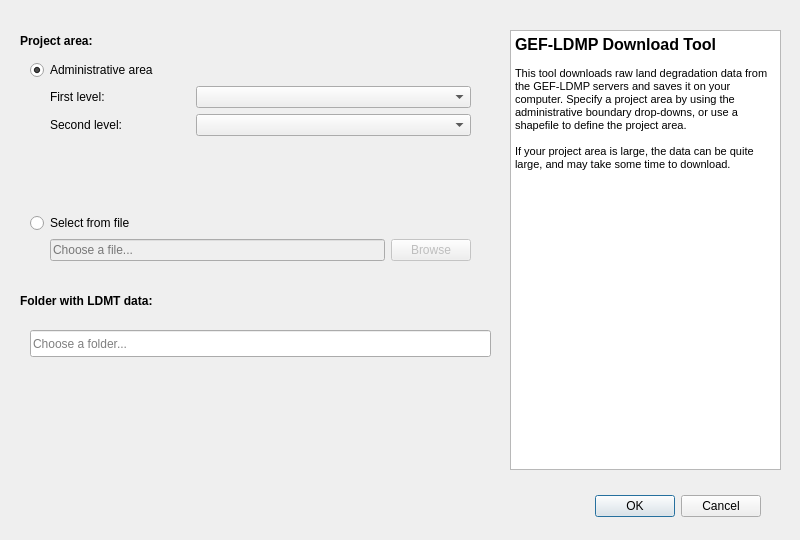
Old version of the form LDMP/gui/DlgDownload.ui in the repository ConservationInternational/trends.earth.
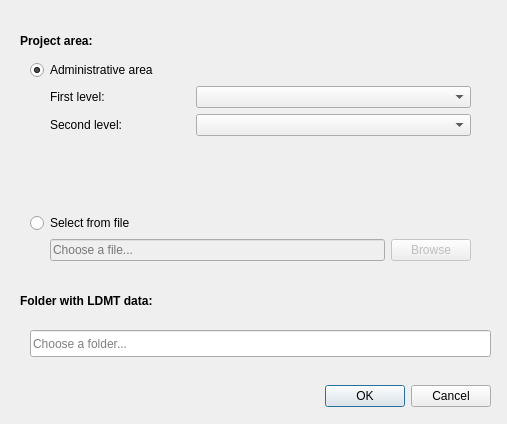
New version of the form.

```diff
--- a/LDMP/gui/DlgDownload.ui
+++ b/LDMP/gui/DlgDownload.ui
@@ -6,8 +6,8 @@
    <rect>
     <x>0</x>
     <y>0</y>
-    <width>800</width>
-    <height>540</height>
+    <width>507</width>
+    <height>424</height>
    </rect>
   </property>
   <property name="windowTitle">
@@ -16,8 +16,8 @@
   <widget class="QDialogButtonBox" name="buttonBox">
    <property name="geometry">
     <rect>
-     <x>420</x>
-     <y>490</y>
+     <x>150</x>
+     <y>380</y>
      <width>341</width>
      <height>32</height>
     </rect>
@@ -48,27 +48,6 @@
     <string>Project area:</string>
    </property>
   </widget>
-  <widget class="QTextBrowser" name="textBrowser">
-   <property name="geometry">
-    <rect>
-     <x>510</x>
-     <y>30</y>
-     <width>271</width>
-     <height>440</height>
-    </rect>
-   </property>
-   <property name="html">
-    <string>&lt;!DOCTYPE HTML PUBLIC &quot;-//W3C//DTD HTML 4.0//EN&quot; &quot;http://www.w3.org/TR/REC-html40/strict.dtd&quot;&gt;
-&lt;html&gt;&lt;head&gt;&lt;meta name=&quot;qrichtext&quot; content=&quot;1&quot; /&gt;&lt;style type=&quot;text/css&quot;&gt;
-p, li { white-space: pre-wrap; }
-&lt;/style&gt;&lt;/head&gt;&lt;body style=&quot; font-family:'MS Shell Dlg 2'; font-size:8.25pt; font-weight:400; font-style:normal;&quot;&gt;
-&lt;p style=&quot; margin-top:0px; margin-bottom:0px; margin-left:0px; margin-right:0px; -qt-block-indent:0; text-indent:0px;&quot;&gt;&lt;span style=&quot; font-size:12pt; font-weight:600;&quot;&gt;GEF-LDMP Download Tool&lt;/span&gt;&lt;/p&gt;
-&lt;p style=&quot;-qt-paragraph-type:empty; margin-top:0px; margin-bottom:0px; margin-left:0px; margin-right:0px; -qt-block-indent:0; text-indent:0px; font-size:8pt;&quot;&gt;&lt;br /&gt;&lt;/p&gt;
-&lt;p style=&quot; margin-top:0px; margin-bottom:0px; margin-left:0px; margin-right:0px; -qt-block-indent:0; text-indent:0px;&quot;&gt;&lt;span style=&quot; font-size:8pt;&quot;&gt;This tool downloads raw land degradation data from the GEF-LDMP servers and saves it on your computer. Specify a project area by using the administrative boundary drop-downs, or use a shapefile to define the project area.&lt;/span&gt;&lt;/p&gt;
-&lt;p style=&quot;-qt-paragraph-type:empty; margin-top:0px; margin-bottom:0px; margin-left:0px; margin-right:0px; -qt-block-indent:0; text-indent:0px; font-size:8pt;&quot;&gt;&lt;br /&gt;&lt;/p&gt;
-&lt;p style=&quot; margin-top:0px; margin-bottom:0px; margin-left:0px; margin-right:0px; -qt-block-indent:0; text-indent:0px;&quot;&gt;&lt;span style=&quot; font-size:8pt;&quot;&gt;If your project area is large, the data can be quite large, and may take some time to download.&lt;/span&gt;&lt;/p&gt;&lt;/body&gt;&lt;/html&gt;</string>
-   </property>
-  </widget>
   <widget class="QLineEdit" name="data_folder">
    <property name="geometry">
     <rect>
```
